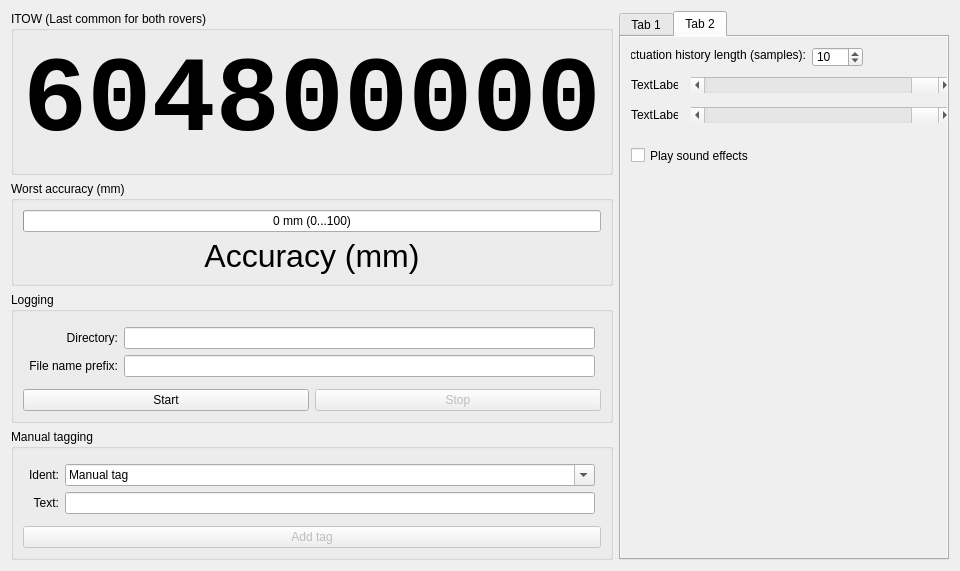
First picture: the form in essentialsform.ui, repository GNSS-Stylist/GNSS-Stylus, before the edit.
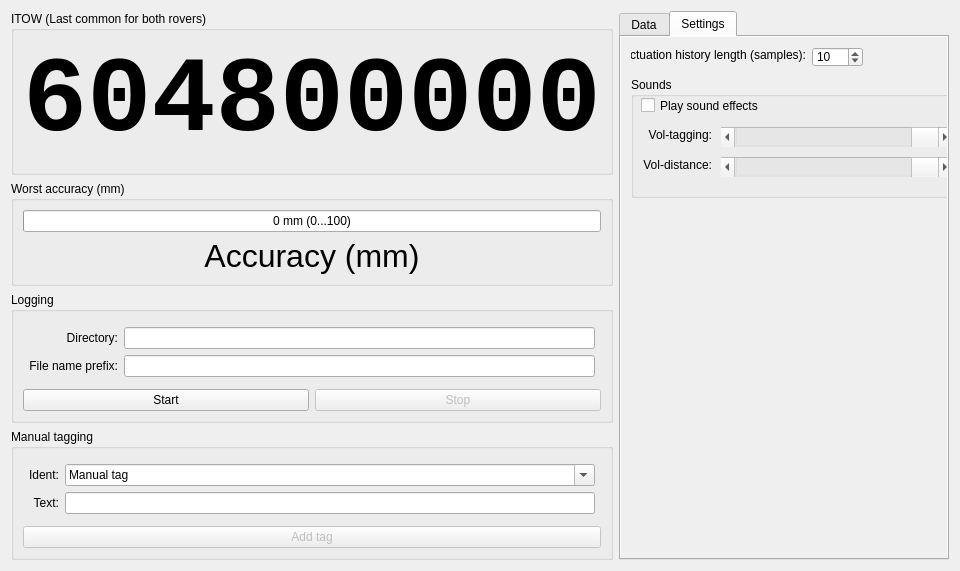
Second picture: the form after the edit. The open tabs and pages were chosen to show the change. Custom widgets are drawn as their Qt base class.

Commit message: Beautified the EssentialsForm a bit

The edit to the form file:
```diff
--- a/essentialsform.ui
+++ b/essentialsform.ui
@@ -238,7 +238,7 @@
        <bool>true</bool>
       </property>
       <attribute name="title">
-       <string>Tab 1</string>
+       <string>Data</string>
       </attribute>
       <layout class="QVBoxLayout" name="verticalLayout_4">
        <item>
@@ -315,81 +315,8 @@
        <bool>true</bool>
       </property>
       <attribute name="title">
-       <string>Tab 2</string>
+       <string>Settings</string>
       </attribute>
-      <widget class="QCheckBox" name="checkBox_PlaySound">
-       <property name="geometry">
-        <rect>
-         <x>10</x>
-         <y>110</y>
-         <width>328</width>
-         <height>17</height>
-        </rect>
-       </property>
-       <property name="text">
-        <string>Play sound effects</string>
-       </property>
-       <property name="checked">
-        <bool>false</bool>
-       </property>
-      </widget>
-      <widget class="QScrollBar" name="horizontalScrollBar_Volume_MouseButtonTagging">
-       <property name="geometry">
-        <rect>
-         <x>70</x>
-         <y>40</y>
-         <width>261</width>
-         <height>16</height>
-        </rect>
-       </property>
-       <property name="maximum">
-        <number>100</number>
-       </property>
-       <property name="singleStep">
-        <number>10</number>
-       </property>
-       <property name="value">
-        <number>100</number>
-       </property>
-       <property name="orientation">
-        <enum>Qt::Horizontal</enum>
-       </property>
-      </widget>
-      <widget class="QLabel" name="label_2">
-       <property name="geometry">
-        <rect>
-         <x>10</x>
-         <y>70</y>
-         <width>47</width>
-         <height>16</height>
-        </rect>
-       </property>
-       <property name="text">
-        <string>TextLabel</string>
-       </property>
-      </widget>
-      <widget class="QScrollBar" name="horizontalScrollBar_Volume_DistanceReceived">
-       <property name="geometry">
-        <rect>
-         <x>70</x>
-         <y>70</y>
-         <width>261</width>
-         <height>16</height>
-        </rect>
-       </property>
-       <property name="maximum">
-        <number>100</number>
-       </property>
-       <property name="singleStep">
-        <number>10</number>
-       </property>
-       <property name="value">
-        <number>100</number>
-       </property>
-       <property name="orientation">
-        <enum>Qt::Horizontal</enum>
-       </property>
-      </widget>
       <widget class="QLabel" name="label_FluctuationHistoryLength">
        <property name="geometry">
         <rect>
@@ -425,18 +352,113 @@
         <number>10</number>
        </property>
       </widget>
-      <widget class="QLabel" name="label">
+      <widget class="QGroupBox" name="groupBox_Sounds">
        <property name="geometry">
         <rect>
          <x>10</x>
          <y>40</y>
-         <width>47</width>
-         <height>16</height>
+         <width>331</width>
+         <height>121</height>
         </rect>
        </property>
-       <property name="text">
-        <string>TextLabel</string>
+       <property name="title">
+        <string>Sounds</string>
        </property>
+       <widget class="QCheckBox" name="checkBox_PlaySound">
+        <property name="geometry">
+         <rect>
+          <x>10</x>
+          <y>20</y>
+          <width>301</width>
+          <height>17</height>
+         </rect>
+        </property>
+        <property name="text">
+         <string>Play sound effects</string>
+        </property>
+        <property name="checked">
+         <bool>false</bool>
+        </property>
+       </widget>
+       <widget class="QScrollBar" name="horizontalScrollBar_Volume_DistanceReceived">
+        <property name="geometry">
+         <rect>
+          <x>90</x>
+          <y>80</y>
+          <width>231</width>
+          <height>20</height>
+         </rect>
+        </property>
+        <property name="maximum">
+         <number>100</number>
+        </property>
+        <property name="singleStep">
+         <number>10</number>
+        </property>
+        <property name="value">
+         <number>100</number>
+        </property>
+        <property name="orientation">
+         <enum>Qt::Horizontal</enum>
+        </property>
+       </widget>
+       <widget class="QLabel" name="label_Volume_Tagging">
+        <property name="geometry">
+         <rect>
+          <x>10</x>
+          <y>50</y>
+          <width>71</width>
+          <height>16</height>
+         </rect>
+        </property>
+        <property name="text">
+         <string>Vol-tagging:</string>
+        </property>
+        <property name="alignment">
+         <set>Qt::AlignRight|Qt::AlignTrailing|Qt::AlignVCenter</set>
+        </property>
+       </widget>
+       <widget class="QScrollBar" name="horizontalScrollBar_Volume_MouseButtonTagging">
+        <property name="geometry">
+         <rect>
+          <x>90</x>
+          <y>50</y>
+          <width>231</width>
+          <height>20</height>
+         </rect>
+        </property>
+        <property name="maximum">
+         <number>100</number>
+        </property>
+        <property name="singleStep">
+         <number>10</number>
+        </property>
+        <property name="value">
+         <number>100</number>
+        </property>
+        <property name="orientation">
+         <enum>Qt::Horizontal</enum>
+        </property>
+        <property name="invertedAppearance">
+         <bool>false</bool>
+        </property>
+       </widget>
+       <widget class="QLabel" name="label_Volume_Distance">
+        <property name="geometry">
+         <rect>
+          <x>10</x>
+          <y>80</y>
+          <width>71</width>
+          <height>16</height>
+         </rect>
+        </property>
+        <property name="text">
+         <string>Vol-distance:</string>
+        </property>
+        <property name="alignment">
+         <set>Qt::AlignRight|Qt::AlignTrailing|Qt::AlignVCenter</set>
+        </property>
+       </widget>
       </widget>
      </widget>
     </widget>
```
Left out of the diff: 8 changed lines with no effect on the pictures.
